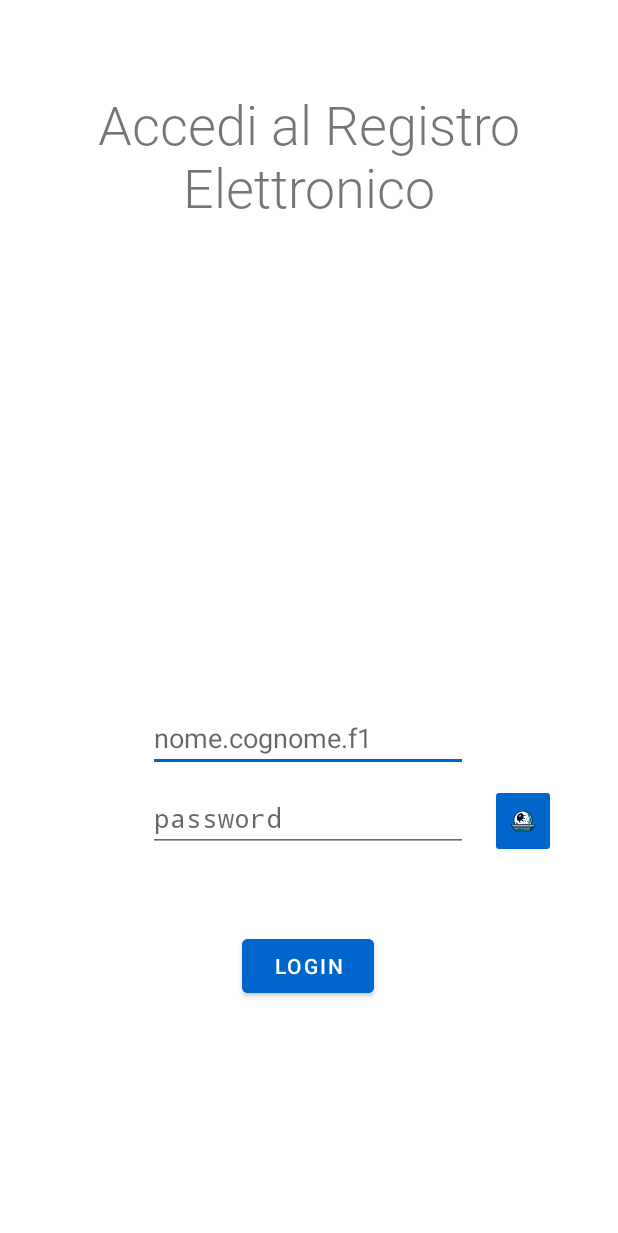
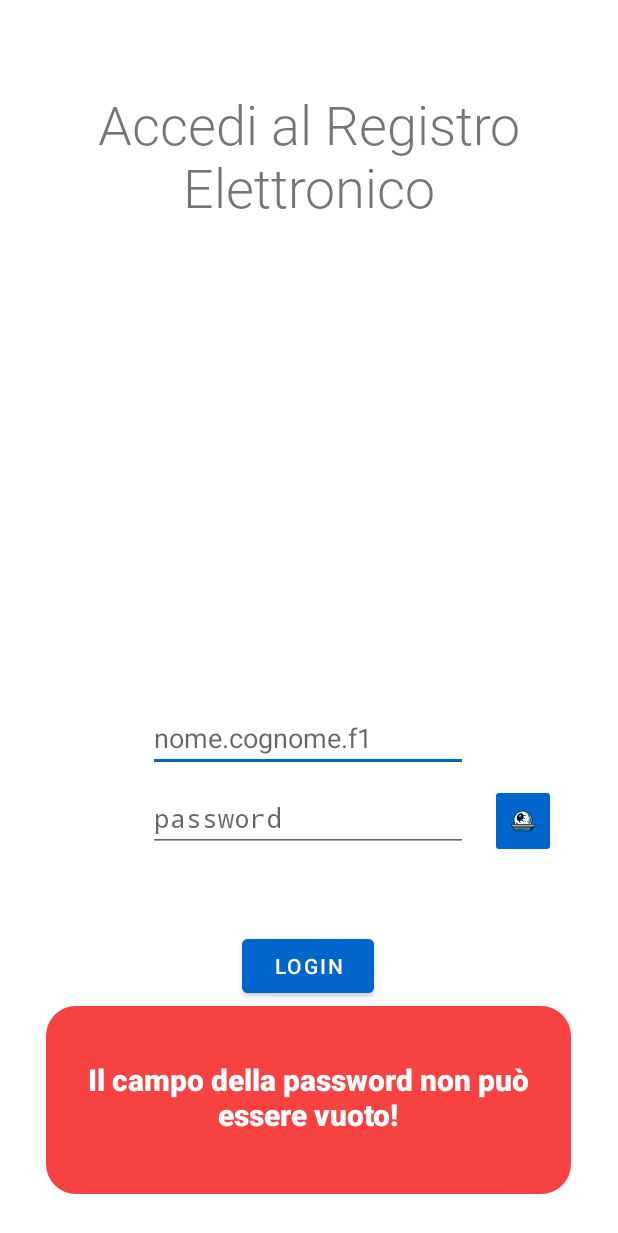
Before and after one commit to Giua-app/Giua-App, an Android app: the screen it shows after launch (MainActivity), after a tap on an icon or button, on a phone screen of 412 x 824 dp. Shown: the top 1233 px of the screen. Run offline under Robolectric (Android 15) with nearby library versions, the phone set to English and light mode, and no system bars.

Commit message:
Added a beautiful error message in login screen

```diff
--- a/app/src/main/java/com/giua/app/MainActivity.java
+++ b/app/src/main/java/com/giua/app/MainActivity.java
@@ -1,25 +1,25 @@
 package com.giua.app;
 
 import android.content.Intent;
-import android.graphics.drawable.Drawable;
 import android.os.Bundle;
 
 import com.giua.webscraper.GiuaScraper;
 import com.giua.webscraper.GiuaScraperExceptions;
-import com.google.android.material.floatingactionbutton.FloatingActionButton;
-import com.google.android.material.snackbar.Snackbar;
 
 import androidx.appcompat.app.AppCompatActivity;
-import androidx.appcompat.widget.Toolbar;
 
+import android.os.Handler;
 import android.os.StrictMode;
 import android.text.InputType;
 import android.view.View;
 
+import android.view.animation.Animation;
+import android.view.animation.AnimationUtils;
 import android.widget.Button;
 import android.widget.EditText;
 import android.widget.ImageButton;
 import android.widget.ProgressBar;
+import android.widget.TextView;
 import android.widget.Toast;
 
 public class MainActivity extends AppCompatActivity {
@@ -31,7 +31,10 @@ public class MainActivity extends AppCompatActivity {
     Button btnLogin;
     boolean btnShowActivated = false;
     GiuaScraper gS;
-    Toast toast;
+    TextView txvErrorMessage;
+    Animation errorMessageAnimationStart;
+    Animation errorMessageAnimationEnd;
+    Handler handler;
 
     @Override
     protected void onCreate(Bundle savedInstanceState) {
@@ -47,24 +50,63 @@ public class MainActivity extends AppCompatActivity {
         StrictMode.ThreadPolicy policy = new StrictMode.ThreadPolicy.Builder().permitAll().build();
         StrictMode.setThreadPolicy(policy);
 
-        //Toolbar toolbar = findViewById(R.id.toolbar);
-        //toolbar.setTitle(R.string.app_name);
-        //setSupportActionBar(toolbar);
+        handler = new Handler();
+
+        txvErrorMessage = findViewById(R.id.error_notification);
+        errorMessageAnimationStart = AnimationUtils.loadAnimation(getApplicationContext(), R.anim.error_notification_animation_start);    //Animazione per mostrare il messaggio
+
+        errorMessageAnimationEnd = AnimationUtils.loadAnimation(getApplicationContext(), R.anim.error_notification_animation_end);        //Animazione per far andare via il messaggio
+
+        Runnable runnable = () -> txvErrorMessage.startAnimation(errorMessageAnimationEnd);
+
+        /**
+         * Oncick per la TextView dell'errore
+         */
+        txvErrorMessage.setOnClickListener(view -> {            //Quando si clicca l'errore questo scompare
+            handler.removeCallbacks(runnable);
+            txvErrorMessage.startAnimation(errorMessageAnimationEnd);
+        });
+
+        /**
+         * Listener per l'animazione per mostrare il messaggio
+         */
+        errorMessageAnimationEnd.setAnimationListener(new Animation.AnimationListener() {
+            @Override
+            public void onAnimationStart(Animation animation) {}
+            @Override
+            public void onAnimationRepeat(Animation animation) {}
+            @Override
+            public void onAnimationEnd(Animation animation) {       //Quando hai finito l animazione dell'uscita fai scomparire il messaggio
+                txvErrorMessage.setVisibility(View.GONE);
+                txvErrorMessage.setText("");
+            }
+        });
+
+        /**
+         * Listener per l'animazione per far andare via il messaggio
+         */
+        errorMessageAnimationStart.setAnimationListener(new Animation.AnimationListener() {
+            @Override
+            public void onAnimationStart(Animation animation) {}
+            @Override
+            public void onAnimationRepeat(Animation animation) {}
+            @Override
+            public void onAnimationEnd(Animation animation) {
+                handler.postDelayed(runnable, 5000);
+            }
+        });
 
         /**
          * Login click listener
          */
-        btnLogin.setOnClickListener(new View.OnClickListener() {
-            @Override
-            public void onClick(View view) {
+        btnLogin.setOnClickListener(view -> {
+            handler.removeCallbacks(runnable);
             if(etPassword.getText().length() < 1){
-                    toast = Toast.makeText(getApplicationContext(), "Il campo della password non può essere vuoto!", Toast.LENGTH_SHORT);
-                    toast.show();
+                setErrorMessage("Il campo della password non può essere vuoto!");
                 return;
             }
             else if(etUsername.getText().length() < 1){
-                    toast = Toast.makeText(getApplicationContext(), "Il campo dello username non può essere vuoto!", Toast.LENGTH_SHORT);
-                    toast.show();
+                setErrorMessage("Il campo dello username non può essere vuoto!");
                 return;
             }
 
@@ -73,8 +115,7 @@ public class MainActivity extends AppCompatActivity {
             try {
                 gS = new GiuaScraper(etUsername.getText().toString(), etPassword.getText().toString());
             } catch (GiuaScraperExceptions.SessionCookieEmpty sce){
-                    toast = Toast.makeText(getApplicationContext(), "Informazioni di login errate!", Toast.LENGTH_SHORT);
-                    toast.show();
+                setErrorMessage("Informazioni di login errate!");
                 etPassword.setText("");
                 pgProgressBar.setVisibility(View.INVISIBLE);
                 return;
@@ -86,11 +127,9 @@ public class MainActivity extends AppCompatActivity {
                 intent.putExtra("giuascraper", gS);
                 startActivity(intent);
             } else {
-                    toast = Toast.makeText(getApplicationContext(), "Qualcosa e' andato storto!", Toast.LENGTH_SHORT);
-                    toast.show();
+                setErrorMessage("Qualcosa e' andato storto!");
                 etPassword.setText("");
                 pgProgressBar.setVisibility(View.INVISIBLE);
-                }
             }
         });
 
@@ -98,9 +137,7 @@ public class MainActivity extends AppCompatActivity {
         /**
          * Show password click listener
          */
-        btnShowPassword.setOnClickListener(new View.OnClickListener() {
-            @Override
-            public void onClick(View view) {
+        btnShowPassword.setOnClickListener(view -> {
             if(!btnShowActivated) {
                 etPassword.setInputType (InputType.TYPE_TEXT_VARIATION_VISIBLE_PASSWORD | InputType.TYPE_CLASS_TEXT);      //Mostra la password
                 btnShowPassword.setImageResource(R.drawable.btn_show_password_true_image);
@@ -109,7 +146,6 @@ public class MainActivity extends AppCompatActivity {
                 btnShowPassword.setImageResource(R.drawable.btn_show_password_false_image);
             }
             btnShowActivated = !btnShowActivated;
-            }
         });
     }
 
@@ -123,4 +159,13 @@ public class MainActivity extends AppCompatActivity {
         intent.setFlags(Intent.FLAG_ACTIVITY_NEW_TASK);
         startActivity(intent);
     }
+
+    private void setErrorMessage(String message){
+        //TODO: Fare in modo che questo tipo di funzione possa essere richiamabile anche in altre classi
+        if(!txvErrorMessage.getText().equals(message)) {
+            txvErrorMessage.setVisibility(View.VISIBLE);
+            txvErrorMessage.setText(message);
+            txvErrorMessage.startAnimation(errorMessageAnimationStart);
         }
+    }
+}
--- /dev/null
+++ b/app/src/main/res/anim/error_notification_animation_end.xml
@@ -0,0 +1,13 @@
+<?xml version="1.0" encoding="utf-8"?>
+<set xmlns:android="http://schemas.android.com/apk/res/android"
+    android:fillAfter="false" >
+
+    <alpha android:fromAlpha="1.0"
+        android:toAlpha="0.0"
+        android:duration="700"/>
+
+    <translate
+        android:duration="900"
+        android:fromYDelta="0%"
+        android:toYDelta="100%"/>
+</set>
--- /dev/null
+++ b/app/src/main/res/anim/error_notification_animation_start.xml
@@ -0,0 +1,13 @@
+<?xml version="1.0" encoding="utf-8"?>
+<set xmlns:android="http://schemas.android.com/apk/res/android"
+    android:fillAfter="false" >
+
+    <alpha android:fromAlpha="0.0"
+        android:toAlpha="1.0"
+        android:duration="700"/>
+
+    <translate
+        android:duration="900"
+        android:fromYDelta="100%"
+        android:toYDelta="0%"/>
+</set>
--- /dev/null
+++ b/app/src/main/res/drawable/error_notification_style.xml
@@ -0,0 +1,6 @@
+<?xml version="1.0" encoding="utf-8"?>
+<shape xmlns:android="http://schemas.android.com/apk/res/android">
+    <solid android:color="#F84141" />
+    <corners android:radius="20dp" />
+
+</shape>
--- a/app/src/main/res/layout/activity_main.xml
+++ b/app/src/main/res/layout/activity_main.xml
@@ -89,4 +89,23 @@
         app:layout_constraintVertical_bias="0.0"
         app:srcCompat="@drawable/btn_show_password_false_image" />
 
+    <TextView
+        android:id="@+id/error_notification"
+        android:layout_width="350dp"
+        android:layout_height="125dp"
+        android:layout_marginBottom="28dp"
+        android:background="@drawable/error_notification_style"
+        android:fontFamily="sans-serif-black"
+        android:paddingStart="15dp"
+        android:paddingTop="35dp"
+        android:paddingEnd="15dp"
+        android:textAlignment="center"
+        android:textColor="@color/white"
+        android:textSize="20sp"
+        android:visibility="gone"
+        app:layout_constraintBottom_toBottomOf="parent"
+        app:layout_constraintEnd_toEndOf="parent"
+        app:layout_constraintHorizontal_bias="0.491"
+        app:layout_constraintStart_toStartOf="parent" />
+
 </androidx.constraintlayout.widget.ConstraintLayout>
--- a/app/src/main/res/values/colors.xml
+++ b/app/src/main/res/values/colors.xml
@@ -1,7 +1,7 @@
 <?xml version="1.0" encoding="utf-8"?>
 <resources>
     <color name="main_color">#0066cc</color>
-    <color name="error_message">#C40505</color>
+    <color name="error_message">#F84141</color>
     <color name="black">#FF000000</color>
     <color name="white">#FFFFFFFF</color>
 </resources>
```
Also changed, not shown: app/src/main/res/layout/activity_drawer.xml (+10 -0 lines). Lines whose indentation alone changed are shown as unchanged.
